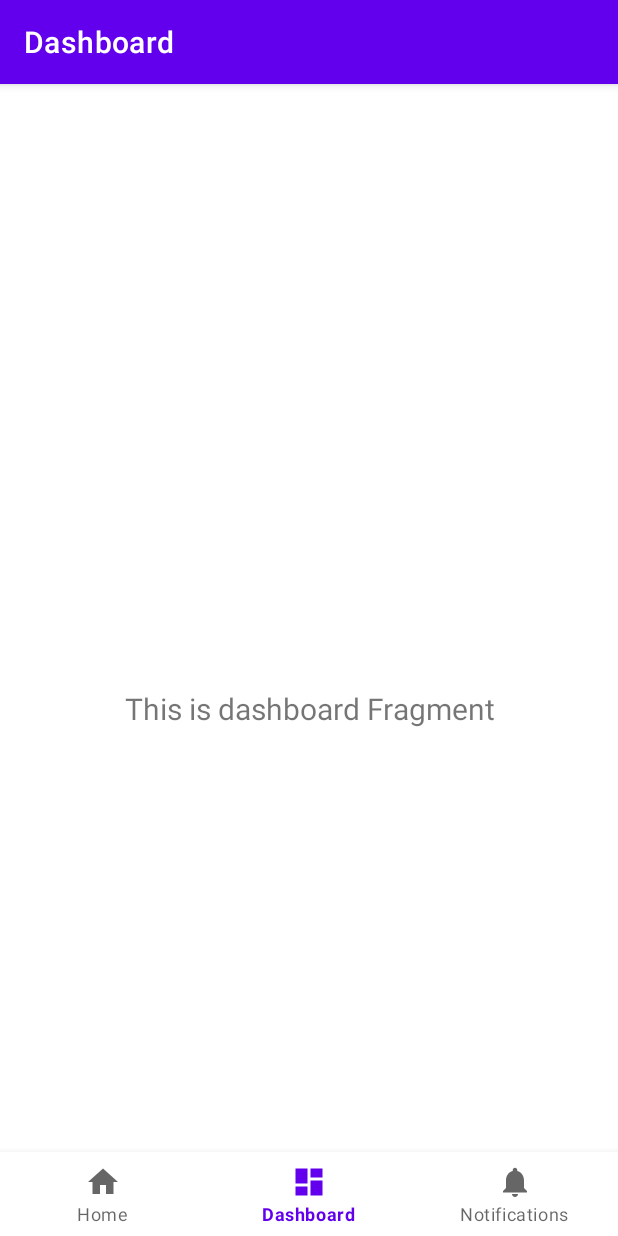
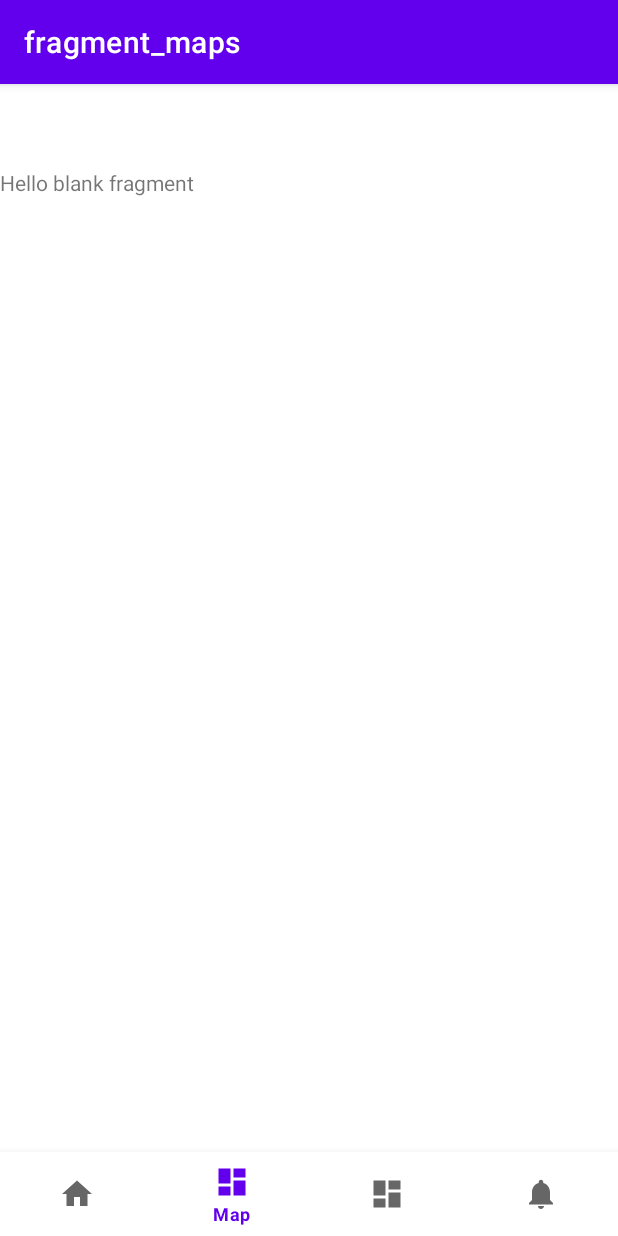
Before and after one commit to alr2804/PRY20231067-Frontend, an Android app: the screen it shows after launch (MainActivity), item 2 of the bottom bar chosen, on a phone screen of 412 x 824 dp. Run offline under Robolectric (Android 15) with nearby library versions, the phone set to English and light mode, and no system bars; our stand-ins replace navigation-ui.

Commit message:
Mobile navigation added

```diff
--- a/app/src/main/java/com/upc/pry20231067/MainActivity.kt
+++ b/app/src/main/java/com/upc/pry20231067/MainActivity.kt
@@ -26,7 +26,7 @@ class MainActivity : AppCompatActivity() {
         // menu should be considered as top level destinations.
         val appBarConfiguration = AppBarConfiguration(
             setOf(
-                R.id.navigation_home, R.id.navigation_dashboard, R.id.navigation_notifications
+                R.id.navigation_home, R.id.navigation_maps, R.id.navigation_collectible, R.id.navigation_profile
             )
         )
         setupActionBarWithNavController(navController, appBarConfiguration)
--- /dev/null
+++ b/app/src/main/java/com/upc/pry20231067/ui/maps/MapsFragment.kt
@@ -0,0 +1,60 @@
+package com.upc.pry20231067.ui.maps
+
+import android.os.Bundle
+import androidx.fragment.app.Fragment
+import android.view.LayoutInflater
+import android.view.View
+import android.view.ViewGroup
+import com.upc.pry20231067.R
+
+// TODO: Rename parameter arguments, choose names that match
+// the fragment initialization parameters, e.g. ARG_ITEM_NUMBER
+private const val ARG_PARAM1 = "param1"
+private const val ARG_PARAM2 = "param2"
+
+/**
+ * A simple [Fragment] subclass.
+ * Use the [MapsFragment.newInstance] factory method to
+ * create an instance of this fragment.
+ */
+class MapsFragment : Fragment() {
+    // TODO: Rename and change types of parameters
+    private var param1: String? = null
+    private var param2: String? = null
+
+    override fun onCreate(savedInstanceState: Bundle?) {
+        super.onCreate(savedInstanceState)
+        arguments?.let {
+            param1 = it.getString(ARG_PARAM1)
+            param2 = it.getString(ARG_PARAM2)
+        }
+    }
+
+    override fun onCreateView(
+        inflater: LayoutInflater, container: ViewGroup?,
+        savedInstanceState: Bundle?
+    ): View? {
+        // Inflate the layout for this fragment
+        return inflater.inflate(R.layout.fragment_maps, container, false)
+    }
+
+    companion object {
+        /**
+         * Use this factory method to create a new instance of
+         * this fragment using the provided parameters.
+         *
+         * @param param1 Parameter 1.
+         * @param param2 Parameter 2.
+         * @return A new instance of fragment MapsFragment.
+         */
+        // TODO: Rename and change types and number of parameters
+        @JvmStatic
+        fun newInstance(param1: String, param2: String) =
+            MapsFragment().apply {
+                arguments = Bundle().apply {
+                    putString(ARG_PARAM1, param1)
+                    putString(ARG_PARAM2, param2)
+                }
+            }
+    }
+}
--- /dev/null
+++ b/app/src/main/res/layout/fragment_maps.xml
@@ -0,0 +1,14 @@
+<?xml version="1.0" encoding="utf-8"?>
+<FrameLayout xmlns:android="http://schemas.android.com/apk/res/android"
+    xmlns:tools="http://schemas.android.com/tools"
+    android:layout_width="match_parent"
+    android:layout_height="match_parent"
+    tools:context=".ui.maps.MapsFragment">
+
+    <!-- TODO: Update blank fragment layout -->
+    <TextView
+        android:layout_width="match_parent"
+        android:layout_height="match_parent"
+        android:text="@string/hello_blank_fragment" />
+
+</FrameLayout>
--- a/app/src/main/res/menu/bottom_nav_menu.xml
+++ b/app/src/main/res/menu/bottom_nav_menu.xml
@@ -7,13 +7,17 @@
         android:title="@string/title_home" />
 
     <item
-        android:id="@+id/navigation_dashboard"
+        android:id="@+id/navigation_maps"
         android:icon="@drawable/ic_dashboard_black_24dp"
-        android:title="@string/title_dashboard" />
+        android:title="@string/title_maps" />
 
     <item
-        android:id="@+id/navigation_notifications"
+        android:id="@+id/navigation_collectible"
+        android:icon="@drawable/ic_dashboard_black_24dp"
+        android:title="@string/title_collectible" />
+
+    <item
+        android:id="@+id/navigation_profile"
         android:icon="@drawable/ic_notifications_black_24dp"
-        android:title="@string/title_notifications" />
-
+        android:title="@string/title_profile" />
 </menu>
--- a/app/src/main/res/navigation/mobile_navigation.xml
+++ b/app/src/main/res/navigation/mobile_navigation.xml
@@ -12,14 +12,19 @@
         tools:layout="@layout/fragment_home" />
 
     <fragment
-        android:id="@+id/navigation_dashboard"
-        android:name="com.upc.pry20231067.ui.dashboard.DashboardFragment"
-        android:label="@string/title_dashboard"
-        tools:layout="@layout/fragment_dashboard" />
+        android:id="@+id/navigation_maps"
+        android:name="com.upc.pry20231067.ui.maps.MapsFragment"
+        android:label="fragment_maps"
+        tools:layout="@layout/fragment_maps" />
 
     <fragment
-        android:id="@+id/navigation_notifications"
-        android:name="com.upc.pry20231067.ui.notifications.NotificationsFragment"
-        android:label="@string/title_notifications"
-        tools:layout="@layout/fragment_notifications" />
+        android:id="@+id/navigation_collectible"
+        android:name="com.upc.pry20231067.ui.home.HomeFragment"
+        android:label="fragment_collectible"
+        tools:layout="@layout/fragment_home" />
+    <fragment
+        android:id="@+id/navigation_profile"
+        android:name="com.upc.pry20231067.ui.profile.ProfileFragment"
+        android:label="fragment_profile"
+        tools:layout="@layout/fragment_profile" />
 </navigation>
--- a/app/src/main/res/values/strings.xml
+++ b/app/src/main/res/values/strings.xml
@@ -1,6 +1,12 @@
 <resources>
     <string name="app_name">PRY20231067</string>
     <string name="title_home">Home</string>
-    <string name="title_dashboard">Dashboard</string>
     <string name="title_notifications">Notifications</string>
+    <!-- TODO: Remove or change this placeholder text -->
+    <string name="hello_blank_fragment">Hello blank fragment</string>
+    <string name="title_maps">Map</string>
+    <string name="title_collectible">Collectible</string>
+    <string name="title_profile">Profile</string>
+
+
 </resources>
```
Also changed, not shown: app/src/main/java/com/upc/pry20231067/ui/collectible/CollectibleFragment.kt (added, +60 -0 lines), app/src/main/java/com/upc/pry20231067/ui/profile/ProfileFragment.kt (added, +60 -0 lines), app/src/main/res/layout/fragment_collectible.xml (added, +14 -0 lines), app/src/main/res/layout/fragment_profile.xml (added, +14 -0 lines).
